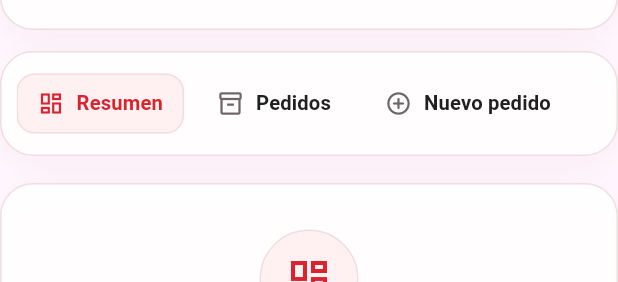
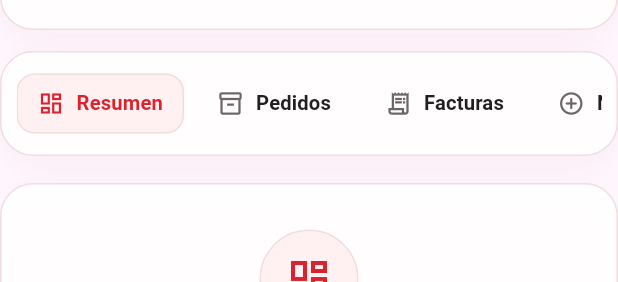
Before and after one commit to luisenriqueag9/accesorios_ayala, a Flutter app: the PedidosView widget shown alone on an empty page, opened directly, on a phone screen of 412 x 824 dp. Shown: the part 138-420 px from the top of the screen. Run offline on Flutter 3.47's test engine with Material 3 defaults, Android fonts, the phone set to English and light mode, and no system bars; our stand-ins replace cloud_firestore, cloud_functions, country_picker, firebase_auth, firebase_core, firebase_storage and 4 more; missing offline and left inert: dart:html; accounts and stored records are empty.

Commit message:
feat: agregar pestana facturas al modulo de pedidos

```diff
--- a/accesorios_ayala/lib/views/pedidos_view.dart
+++ b/accesorios_ayala/lib/views/pedidos_view.dart
@@ -7,6 +7,7 @@ import 'nuevo_pedido_view.dart';
 enum _SubseccionPedidos {
   resumen,
   pedidos,
+  facturas,
   nuevoPedido,
   reportes,
   alertas,
@@ -54,6 +55,11 @@ class _PedidosViewState extends State<PedidosView> {
       seccion: _SubseccionPedidos.pedidos,
       etiqueta: 'Pedidos',
       icono: Icons.inventory_2_outlined,
+    ),
+    _OpcionSubmenuPedidos(
+      seccion: _SubseccionPedidos.facturas,
+      etiqueta: 'Facturas',
+      icono: Icons.receipt_long_outlined,
     ),
     _OpcionSubmenuPedidos(
       seccion: _SubseccionPedidos.nuevoPedido,
@@ -279,6 +285,14 @@ class _PedidosViewState extends State<PedidosView> {
         );
       case _SubseccionPedidos.pedidos:
         return _construirSeccionPedidos(esEscritorio: esEscritorio);
+      case _SubseccionPedidos.facturas:
+        return _construirTarjetaInformativa(
+          icono: Icons.receipt_long_outlined,
+          titulo: 'Facturas emitidas',
+          mensaje:
+              'Aquí podrás consultar las facturas emitidas y sus detalles. Esta funcionalidad estará disponible próximamente.',
+          esEscritorio: esEscritorio,
+        );
       case _SubseccionPedidos.nuevoPedido:
         return NuevoPedidoView(
           onPedidoRegistrado: _manejarPedidoRegistrado,
```
